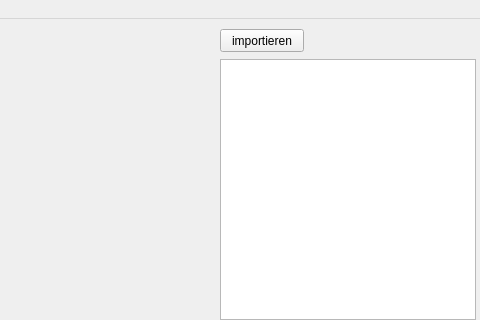
Above: mainwindow.ui from TischlerWilly/simson before the change; both pictures show x 320 to 800 and y 0 to 320 of the 800 by 600 pixel window. Below: the same form after it.
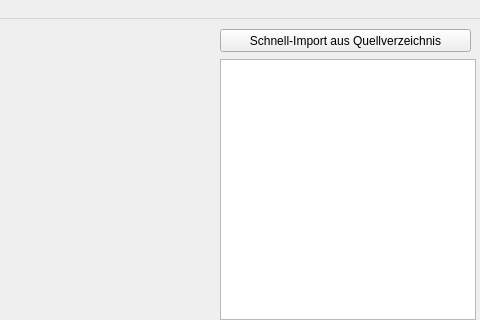
That is the form after the change.

Commit message: anpassen quick-import-funktion

```diff
--- a/mainwindow.ui
+++ b/mainwindow.ui
@@ -19,12 +19,12 @@
      <rect>
       <x>540</x>
       <y>10</y>
-      <width>84</width>
+      <width>251</width>
       <height>23</height>
      </rect>
     </property>
     <property name="text">
-     <string>importieren</string>
+     <string>Schnell-Import aus Quellverzeichnis</string>
     </property>
    </widget>
    <widget class="QListWidget" name="listWidget_dateien">
```
Left out of the diff: 8 changed lines with no effect on the pictures. The commit also changes 4 other files.
